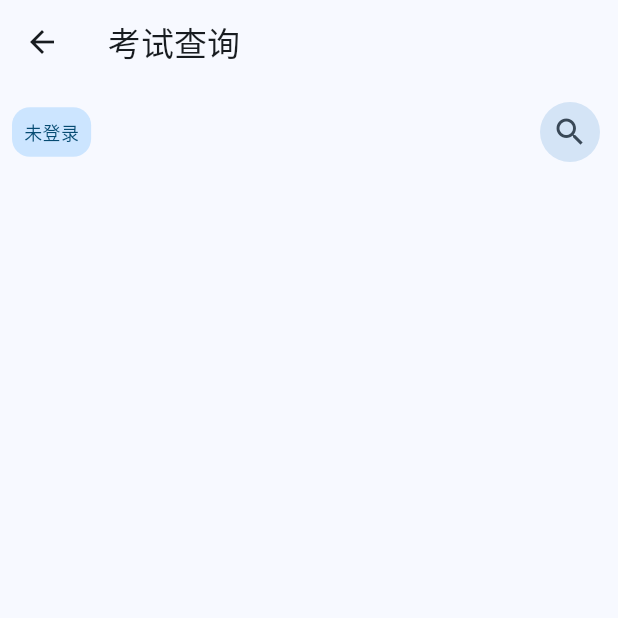
After one commit to Mystery00/xhu_timetable_ios, a Flutter app: the QueryExamRoute screen opened by its route, after a tap on "未登录", on a phone screen of 412 x 824 dp, the top half of it. The commit adds this screen. Run offline on Flutter 3.47's test engine with Material 3 defaults, Android fonts, the phone set to English and light mode, and no system bars; drawn by our look-alikes of pull_to_refresh; our stand-ins replace babstrap_settings_screen, basic_utils, device_info_plus, dio, event_bus, flashy_tab_bar2 and 8 more; missing offline and left inert: fk_user_agent, mmkv, pointycastle; accounts and stored records are empty.

Commit message:
feat: 添加考试查询的界面

```diff
--- /dev/null
+++ b/lib/model/exam.dart
@@ -0,0 +1,47 @@
+import 'package:xhu_timetable_ios/repository/xhu.dart';
+
+class ExamResponse {
+  final String courseNo;
+  final String courseName;
+  final String location;
+  final String seatNo;
+  final String examName;
+  final DateTime examDay;
+  final DateTime examStartTime;
+  final DateTime examEndTime;
+  final DateTime examStartTimeMills;
+  final DateTime examEndTimeMills;
+  final String examRegion;
+
+  ExamResponse({
+    required this.courseNo,
+    required this.courseName,
+    required this.location,
+    required this.seatNo,
+    required this.examName,
+    required this.examDay,
+    required this.examStartTime,
+    required this.examEndTime,
+    required this.examStartTimeMills,
+    required this.examEndTimeMills,
+    required this.examRegion,
+  });
+
+  factory ExamResponse.fromJson(Map<String, dynamic> json) {
+    return ExamResponse(
+      courseNo: json['courseNo'],
+      courseName: json['courseName'],
+      location: json['location'],
+      seatNo: json['seatNo'],
+      examName: json['examName'],
+      examDay: DateTimeExt.localDate(json['examDay']),
+      examStartTime: DateTimeExt.localTime(json['examStartTime']),
+      examEndTime: DateTimeExt.localTime(json['examEndTime']),
+      examStartTimeMills: DateTime.fromMillisecondsSinceEpoch(
+          int.parse(json['examStartTimeMills'].toString())),
+      examEndTimeMills: DateTime.fromMillisecondsSinceEpoch(
+          int.parse(json['examEndTimeMills'].toString())),
+      examRegion: json['examRegion'],
+    );
+  }
+}
--- /dev/null
+++ b/lib/model/page.dart
@@ -0,0 +1,23 @@
+class PageResult<T> {
+  final int current;
+  final int total;
+  final List<T> items;
+  final bool hasNext;
+
+  PageResult({
+    required this.current,
+    required this.total,
+    required this.items,
+    required this.hasNext,
+  });
+
+  factory PageResult.fromJson(
+      Map<String, dynamic> json, T Function(dynamic) fromJson) {
+    return PageResult(
+      current: json["current"],
+      total: json["total"],
+      items: (json["items"] as List).map((e) => fromJson(e)).toList(),
+      hasNext: json["hasNext"],
+    );
+  }
+}
--- /dev/null
+++ b/lib/model/transfer/select_view.dart
@@ -0,0 +1,151 @@
+import 'package:flutter/material.dart';
+import 'package:xhu_timetable_ios/model/user.dart';
+import 'package:xhu_timetable_ios/store/config_store.dart';
+import 'package:xhu_timetable_ios/store/user_store.dart';
+
+class SelectView {
+  final String title;
+  final String valueTitle;
+  final String value;
+  final bool selected;
+
+  SelectView({
+    required this.title,
+    required this.valueTitle,
+    required this.value,
+    required this.selected,
+  });
+}
+
+Future<List<SelectView>> userSelect() async {
+  var userList = await loggedUserList();
+  var userId = await mainUserId();
+  return userList
+      .map((e) => SelectView(
+            title: "${e.userInfo.name}(${e.studentId})",
+            valueTitle: e.userInfo.name,
+            value: e.studentId,
+            selected: e.studentId == userId,
+          ))
+      .toList()
+    ..sort((a, b) => a.title.compareTo(b.title));
+}
+
+Future<User> getSelectedUser(List<SelectView> list) async {
+  var userId = list.firstWhere((element) => element.selected).value;
+  return await getUserByStudentId(userId).then((value) => value!);
+}
+
+Future<List<SelectView>> yearSelect() async {
+  var userList = await loggedUserList();
+  var termStartDate = await getTermStartDate();
+  var nowYear = await getNowYear();
+  userList.sort((a, b) => a.userInfo.xhuGrade.compareTo(b.userInfo.xhuGrade));
+  var minYear = userList.firstOrNull?.userInfo.xhuGrade ?? 2019;
+  var maxYear =
+      termStartDate.month < 6 ? termStartDate.year : termStartDate.year - 1;
+  if (maxYear < nowYear) {
+    maxYear = nowYear;
+  }
+  if (minYear > maxYear) {
+    maxYear = minYear;
+  }
+  var resultList = <SelectView>[];
+  for (var i = minYear; i <= maxYear; i++) {
+    resultList.add(SelectView(
+      title: "$i-${i + 1}学年",
+      valueTitle: "$i-${i + 1}学年",
+      value: i.toString(),
+      selected: i == nowYear,
+    ));
+  }
+  return resultList.reversed.toList();
+}
+
+Future<List<SelectView>> termSelect() async {
+  var nowTerm = await getNowTerm();
+  var resultList = <SelectView>[];
+  for (var i = 0; i < 2; i++) {
+    resultList.add(SelectView(
+      title: "第${i + 1}学期",
+      valueTitle: "第${i + 1}学期",
+      value: (i + 1).toString(),
+      selected: i + 1 == nowTerm,
+    ));
+  }
+  return resultList;
+}
+
+List<SelectView> doSelect(List<SelectView> list, String value) => list
+    .map((e) => SelectView(
+          title: e.title,
+          valueTitle: e.valueTitle,
+          value: e.value,
+          selected: e.value == value,
+        ))
+    .toList();
+
+abstract class SelectState<T extends StatefulWidget> extends State<T> {
+  void showSelectDialog({
+    required String title,
+    required List<SelectView> list,
+    required void Function(List<SelectView>) updateState,
+  }) async {
+    String? selectedValue =
+        list.firstWhere((element) => element.selected).value;
+    String? v = await showDialog(
+      context: context,
+      builder: (context) {
+        return AlertDialog(
+          title: Text(title),
+          content: SingleChildScrollView(
+            child: Column(
+              mainAxisSize: MainAxisSize.min,
+              children: [
+                for (var item in list)
+                  InkWell(
+                    highlightColor: Colors.transparent,
+                    splashColor: Colors.transparent,
+                    onTap: () {
+                      (context as Element).markNeedsBuild();
+                      selectedValue = item.value;
+                    },
+                    child: Container(
+                      width: double.infinity,
+                      decoration: BoxDecoration(
+                        color: selectedValue == item.value
+                            ? Theme.of(context).colorScheme.primaryContainer
+                            : null,
+                        borderRadius: BorderRadius.circular(8),
+                      ),
+                      margin: const EdgeInsets.symmetric(vertical: 4),
+                      padding: const EdgeInsets.all(8),
+                      child: Text(item.title),
+                    ),
+                  ),
+              ],
+            ),
+          ),
+          actions: [
+            TextButton(
+              onPressed: () {
+                Navigator.of(context).pop();
+              },
+              child: const Text("取消"),
+            ),
+            TextButton(
+              onPressed: () {
+                Navigator.of(context).pop(selectedValue);
+              },
+              child: const Text("确定"),
+            ),
+          ],
+        );
+      },
+    );
+    if (v == null) {
+      return;
+    }
+    updateState(doSelect(list, v));
+  }
+}
--- a/lib/ui/class_settings.dart
+++ b/lib/ui/class_settings.dart
@@ -34,13 +34,14 @@ class _ClassSettingsRouteState extends State<ClassSettingsRoute> {
       list.sort((a, b) => a.userInfo.xhuGrade.compareTo(b.userInfo.xhuGrade));
       var startYear = list.firstOrNull?.userInfo.xhuGrade ?? 2019;
       var endYear = DateTime.now().year;
-      var resultList = ["自动获取"];
+      var resultList = <String>[];
       for (var i = startYear; i <= endYear; i++) {
         resultList.add("$i-${i + 1}学年 第1学期");
         resultList.add("$i-${i + 1}学年 第2学期");
       }
+      resultList.add("自动获取");
       setState(() {
-        selectYearAndTermList = resultList;
+        selectYearAndTermList = resultList.reversed.toList();
       });
     });
     _init();
--- a/lib/ui/main/profile.dart
+++ b/lib/ui/main/profile.dart
@@ -183,7 +183,7 @@ class _MenuListState extends State<_MenuList> {
   VoidCallback? _onTapByMenuKey(Menu menu) {
     switch (menu.key) {
       case "query_exam":
-        return () => showToast("暂未实现");
+        return () => Navigator.pushNamed(context, routeQueryExam);
       case "query_score":
         return () => showToast("暂未实现");
       case "query_free_room":
--- /dev/null
+++ b/lib/ui/query_exam.dart
@@ -0,0 +1,145 @@
+import 'package:flutter/material.dart';
+import 'package:logger/logger.dart';
+import 'package:pull_to_refresh/pull_to_refresh.dart';
+import 'package:xhu_timetable_ios/api/rest/exam.dart';
+import 'package:xhu_timetable_ios/model/exam.dart';
+import 'package:xhu_timetable_ios/model/page.dart';
+import 'package:xhu_timetable_ios/model/transfer/select_view.dart';
+import 'package:xhu_timetable_ios/model/user.dart';
+import 'package:xhu_timetable_ios/store/config_store.dart';
+import 'package:xhu_timetable_ios/store/user_store.dart';
+
+class QueryExamRoute extends StatefulWidget {
+  const QueryExamRoute({super.key});
+
+  @override
+  State<QueryExamRoute> createState() => _QueryExamRouteState();
+}
+
+class _QueryExamRouteState extends SelectState<QueryExamRoute> {
+  int index = 0;
+  int size = 10;
+  List<SelectView> userSelectList = [];
+
+  List<ExamResponse> examList = [];
+  final _refreshController = RefreshController(initialRefresh: false);
+
+  @override
+  void initState() {
+    super.initState();
+    userSelect().then((value) {
+      setState(() {
+        userSelectList = value;
+      });
+    });
+  }
+
+  void _onRefresh() async {
+    try {
+      var result = await _getExamList(0, size);
+      index = 0;
+      setState(() {
+        examList = result.items;
+      });
+      _refreshController.refreshCompleted();
+    } catch (e) {
+      Logger().e(e);
+      _refreshController.refreshFailed();
+    }
+  }
+
+  void _onLoading() async {
+    try {
+      var result = await _getExamList(index + 1, size);
+      if (result.items.isEmpty) {
+        return _refreshController.loadNoData();
+      }
+      index++;
+      setState(() {
+        examList.addAll(result.items);
+      });
+      _refreshController.loadComplete();
+    } catch (e) {
+      Logger().e(e);
+      _refreshController.loadFailed();
+    }
+  }
+
+  Future<PageResult<ExamResponse>> _getExamList(int index, size) async {
+    User user = await getSelectedUser(userSelectList);
+    var year = await getNowYear();
+    var term = await getNowTerm();
+
+    return await user.withAutoLoginOnce(
+        (sessionToken) => apiExamList(sessionToken, year, term, index, size));
+  }
+
+  @override
+  Widget build(BuildContext context) {
+    return Scaffold(
+      appBar: AppBar(
+        title: const Text("考试查询"),
+      ),
+      body: Column(
+        children: [
+          Padding(
+            padding: const EdgeInsets.all(8),
+            child: Row(
+              mainAxisAlignment: MainAxisAlignment.spaceBetween,
+              children: [
+                InkWell(
+                  child: Container(
+                    padding: const EdgeInsets.all(8),
+                    decoration: BoxDecoration(
+                      color: Theme.of(context).colorScheme.primaryContainer,
+                      borderRadius: const BorderRadius.all(Radius.circular(12)),
+                    ),
+                    child: Text(
+                      userSelectList.isEmpty
+                          ? "未登录"
+                          : userSelectList
+                              .firstWhere((element) => element.selected)
+                              .valueTitle,
+                      style: TextStyle(
+                        color: Theme.of(context).colorScheme.onPrimaryContainer,
+                        fontSize: 12,
+                      ),
+                    ),
+                  ),
+                  onTap: () {
+                    showSelectDialog(
+                        title: "请选择要查询的学生",
+                        list: userSelectList,
+                        updateState: (list) {
+                          setState(() {
+                            userSelectList = list;
+                          });
+                        });
+                  },
+                ),
+                IconButton.filledTonal(
+                  onPressed: () {},
+                  icon: const Icon(Icons.search),
+                ),
+              ],
+            ),
+          ),
+          Expanded(
+            child: SmartRefresher(
+              controller: _refreshController,
+              enablePullDown: true,
+              enablePullUp: true,
+              onRefresh: _onRefresh,
+              onLoading: _onLoading,
+              child: ListView.builder(
+                itemCount: examList.length,
+                itemBuilder: (context, index) =>
+                    Text(examList[index].courseName),
+              ),
+            ),
+          ),
+        ],
+      ),
+    );
+  }
+}
--- a/lib/ui/routes.dart
+++ b/lib/ui/routes.dart
@@ -4,3 +4,4 @@ const routeMain = '/main';
 const routeAccountSettings = '/account-settings';
 const routeClassSettings = '/class-settings';
 const routeSettings = '/settings';
+const routeQueryExam = '/query-exam';
--- a/pubspec.yaml
+++ b/pubspec.yaml
@@ -1,7 +1,7 @@
 name: xhu_timetable_ios
 description: "查课查成绩，就用西瓜课表"
 publish_to: 'none'
-version: 1.0.0+52
+version: 1.0.0+53
 
 environment:
   sdk: '>=3.3.2 <4.0.0'
@@ -39,6 +39,7 @@ dependencies:
   modal_bottom_sheet: ^3.0.0
   flutter_svg_provider: ^1.0.7
   event_bus: ^2.0.0
+  pull_to_refresh: ^2.0.0
 
   # The following adds the Cupertino Icons font to your application.
   # Use with the CupertinoIcons class for iOS style icons.
```
Also changed, not shown: lib/api/rest/exam.dart (added, +22 -0 lines), lib/main.dart (+13 -2 lines), pubspec.lock.
